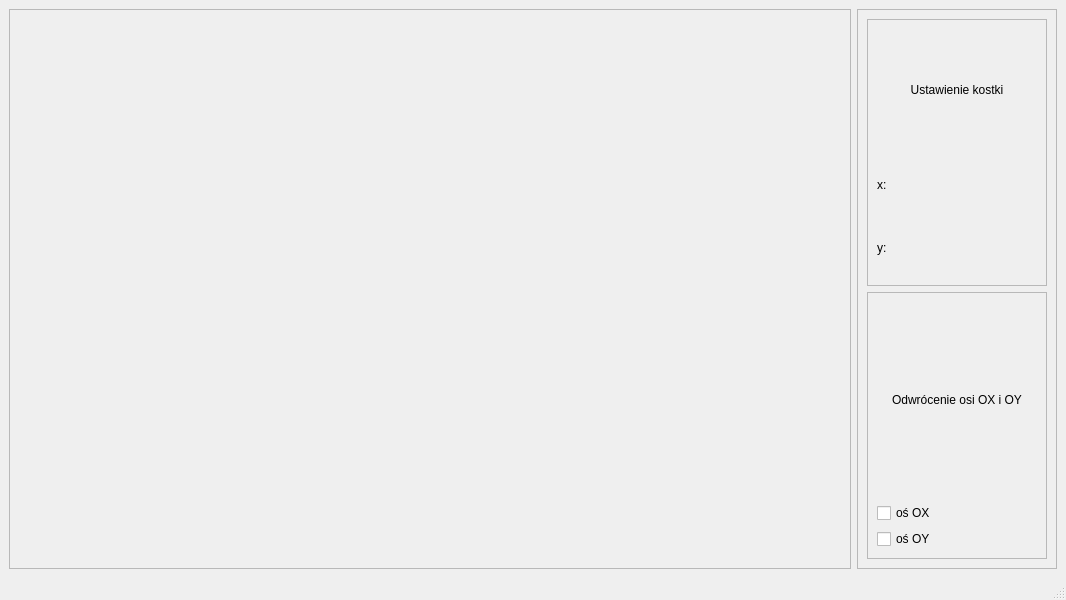
Before: the Qt Designer form Rubik-s-Challenge/mainwindow.ui in Orzyj/Rubik-s-Challenge, drawn with Qt 5.
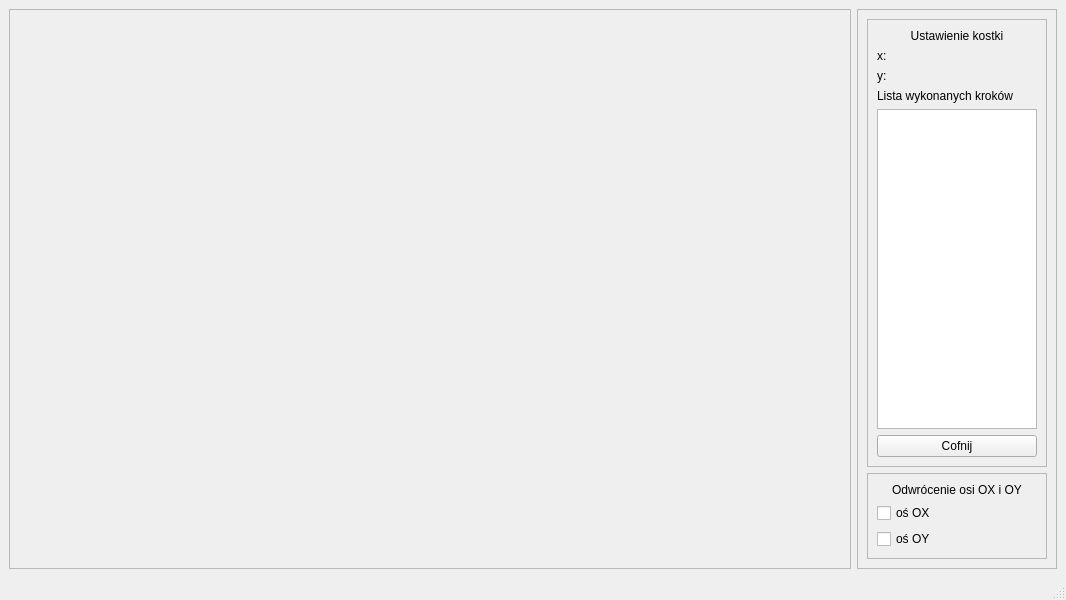
After: the same form once the commit is applied.

Commit message: Started work on step tracker and change some basics

Diff of the .ui file:
```diff
--- a/Rubik-s-Challenge/mainwindow.ui
+++ b/Rubik-s-Challenge/mainwindow.ui
@@ -96,6 +96,23 @@
             </item>
            </layout>
           </item>
+          <item>
+           <widget class="QLabel" name="label_2">
+            <property name="text">
+             <string>Lista wykonanych kroków</string>
+            </property>
+           </widget>
+          </item>
+          <item>
+           <widget class="QListWidget" name="listSteps"/>
+          </item>
+          <item>
+           <widget class="QPushButton" name="btnBackSteps">
+            <property name="text">
+             <string>Cofnij</string>
+            </property>
+           </widget>
+          </item>
          </layout>
         </widget>
        </item>
```
The commit also changes 4 other files.
